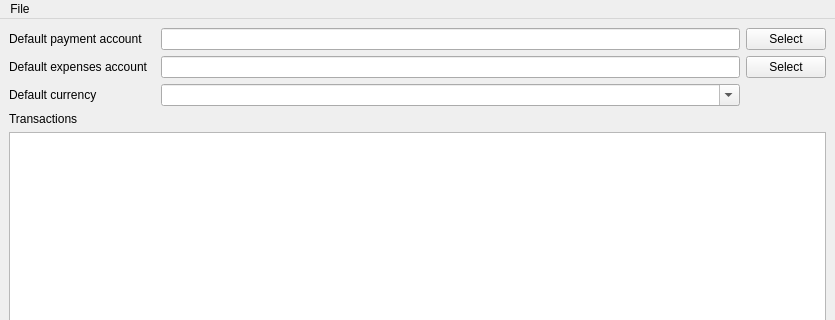
The window that gui/main_window.ui (chryoung/beancount_importer) describes before a commit, drawn with Qt 5; both pictures show x 0 to 835 and y 0 to 320 of the 835 by 690 pixel window.
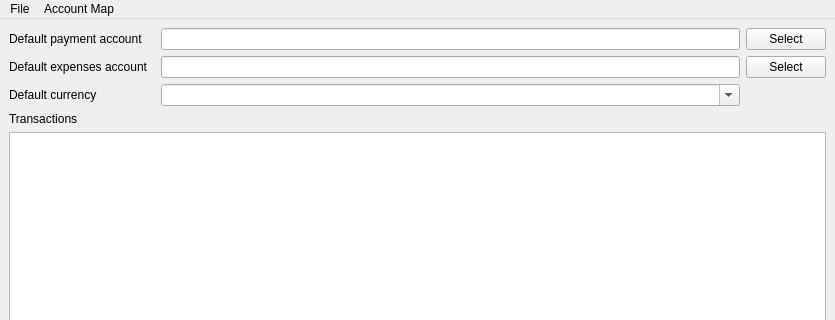
The same window after the commit.

Commit message: Add account map editor

The edit to the form file:
```diff
--- a/gui/main_window.ui
+++ b/gui/main_window.ui
@@ -104,7 +104,7 @@
      <x>0</x>
      <y>0</y>
      <width>835</width>
-     <height>23</height>
+     <height>21</height>
     </rect>
    </property>
    <widget class="QMenu" name="menuFiles">
@@ -115,7 +115,15 @@
     <addaction name="openAlipayCsvAction"/>
     <addaction name="openWechatCsvAction"/>
    </widget>
+   <widget class="QMenu" name="menuAccount_Map">
+    <property name="title">
+     <string>Account Map</string>
+    </property>
+    <addaction name="payeeToAccountAction"/>
+    <addaction name="billAccountToFromAccountAction"/>
+   </widget>
    <addaction name="menuFiles"/>
+   <addaction name="menuAccount_Map"/>
   </widget>
   <widget class="QStatusBar" name="statusbar"/>
   <action name="openAlipayCsvAction">
```
Left out of the diff: 10 changed lines with no effect on the pictures. The commit also changes 14 other files.
